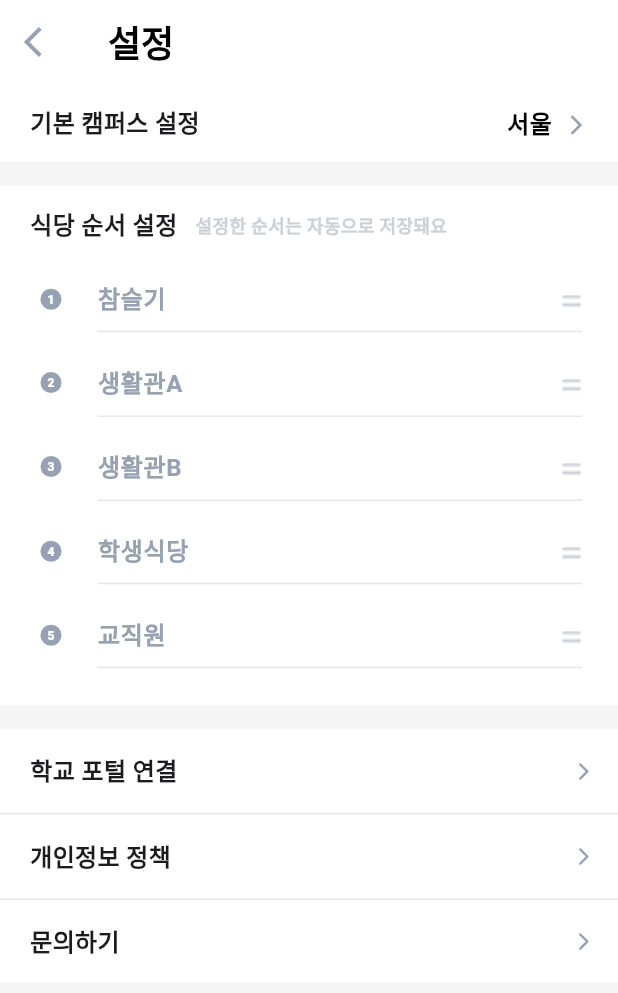
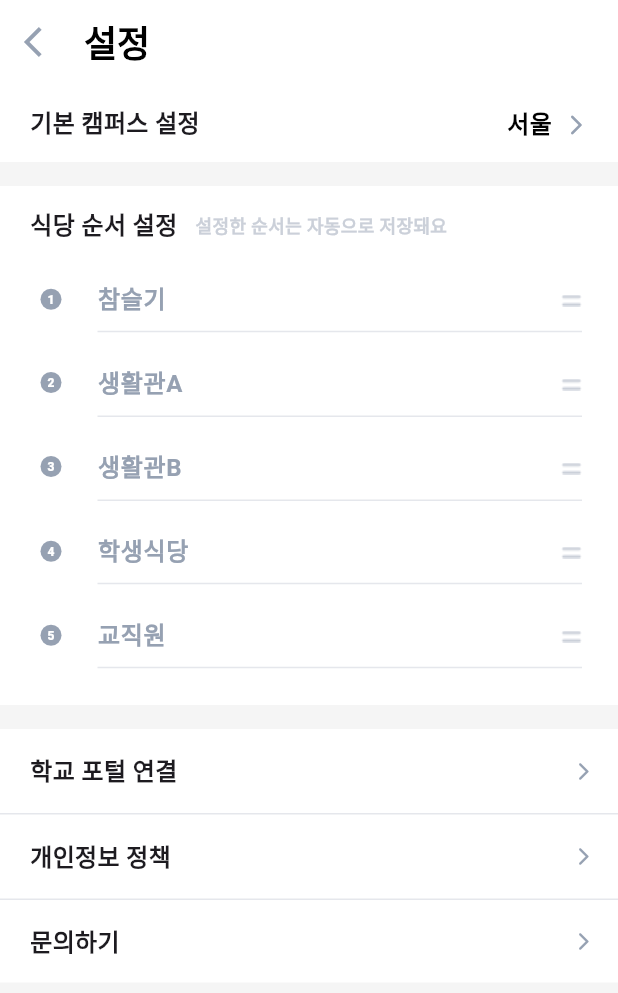
Before and after one commit to HipstuCAU/nyam_nyam_flutter, a Flutter app: the SettingScreen screen opened directly, on a phone screen of 412 x 824 dp. Shown: the top 993 px of the screen. Run offline on Flutter 3.47's test engine with Material 3 defaults, Android fonts, the phone set to English and light mode, and no system bars; our stand-ins replace cloud_firestore, firebase_core, fluttertoast, scroll_to_index, shared_preferences; missing offline and left inert: flutter_email_sender; accounts and stored records are empty.

Commit message:
[chore] setting title spacing 변경 (#65)

```diff
--- a/lib/screens/setting_screen.dart
+++ b/lib/screens/setting_screen.dart
@@ -153,6 +153,7 @@ class _SettingScreenState extends State<SettingScreen> {
             onPressed: () {
               Navigator.pop(context);
             }),
+        titleSpacing: 0,
         title: const Text(
           "설정",
           style: TextStyle(
@@ -274,12 +275,12 @@ class _SettingScreenState extends State<SettingScreen> {
               ),
               child: Column(
                 children: [
-                  Padding(
-                    padding: const EdgeInsets.symmetric(
+                  const Padding(
+                    padding: EdgeInsets.symmetric(
                       horizontal: 20,
                     ),
                     child: Row(
-                      children: const [
+                      children: [
                         Text(
                           "식당 순서 설정",
                           style: TextStyle(
```
